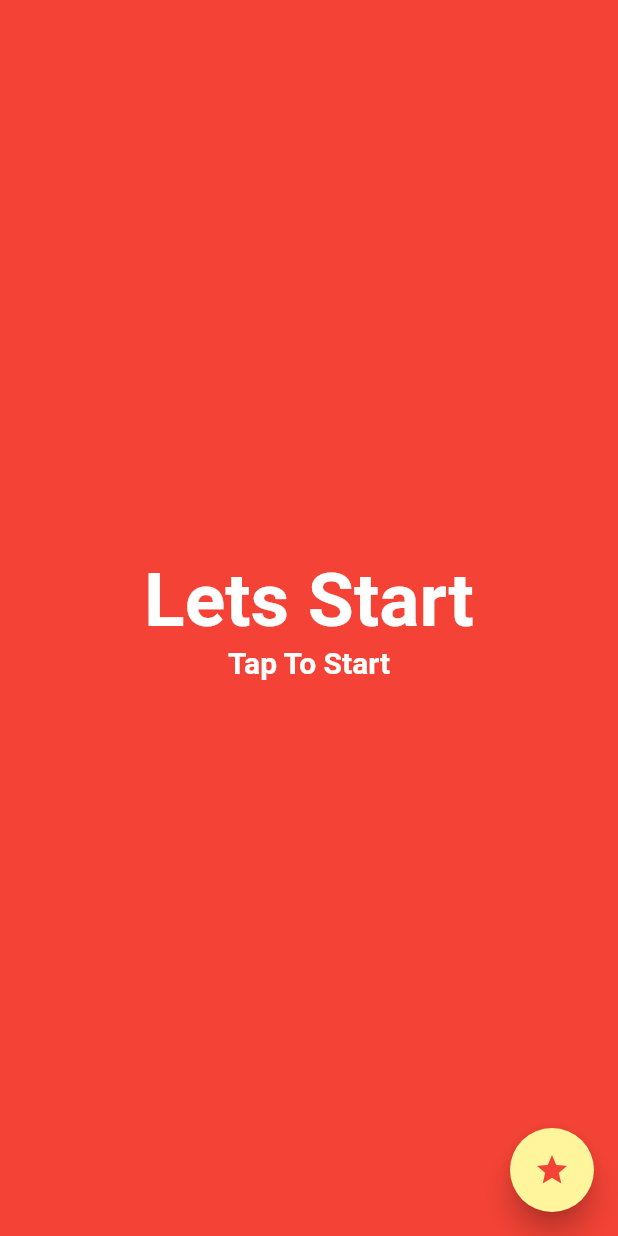
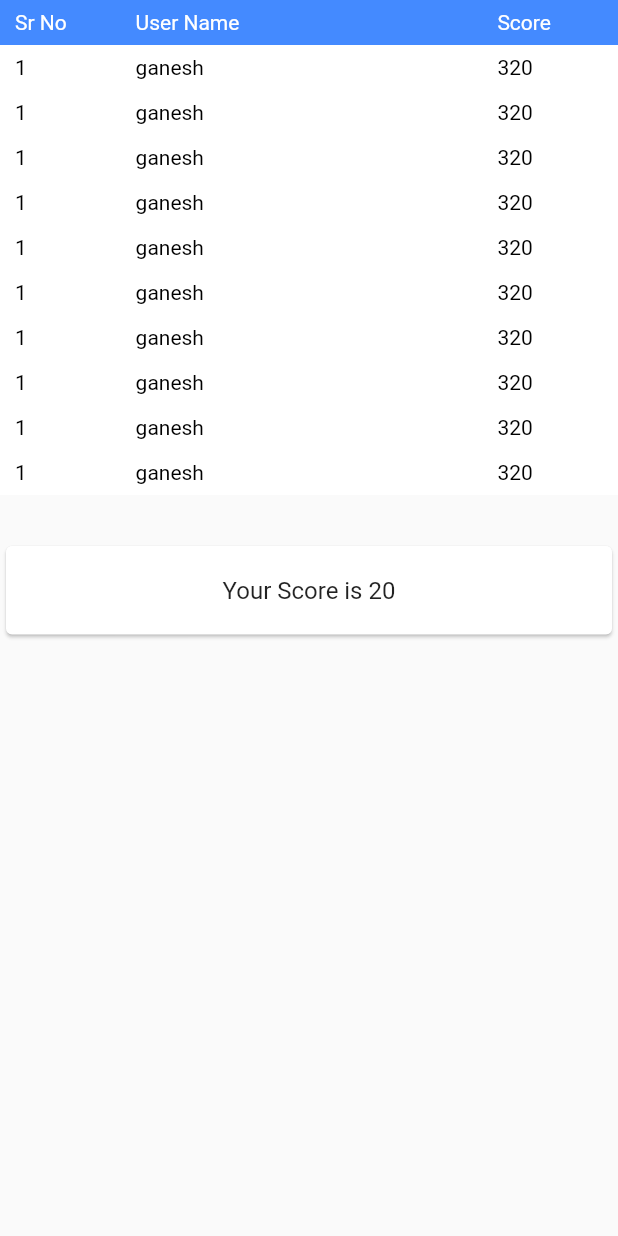
Before and after one commit to gat786/QuizAppOld, a Flutter app: the screen it shows after launch, on a phone screen of 412 x 824 dp. Run offline on Flutter 3.47's test engine with Material 2 defaults, Android fonts, the light colour scheme and no system bars; our stand-ins replace html_unescape, shared_preferences, sqflite; missing offline and left inert: audioplayer; accounts and stored records are empty.

Commit message:
made leaders page

```diff
--- a/lib/main.dart
+++ b/lib/main.dart
@@ -1,5 +1,6 @@
 import 'package:flutter/material.dart';
 import './pages/landing_page.dart';
+import './pages/see_leaders.dart';
 
 import 'package:quiz/util/shared_preference.dart';
 import 'package:quiz/util/save_audio.dart';
@@ -20,7 +21,7 @@ void main(){
   runApp(new MaterialApp(
     debugShowCheckedModeBanner: false,
 
-    home:new LandingPage()
+    home:new SeeLeaders()
 
   ));
 }
--- /dev/null
+++ b/lib/pages/see_leaders.dart
@@ -0,0 +1,29 @@
+import 'package:flutter/material.dart';
+import 'package:quiz/util/score_card_leaders.dart';
+
+class SeeLeaders extends StatelessWidget{
+  var score=20;
+  @override
+  Widget build(BuildContext context) {
+    // TODO: implement build
+    return new Scaffold(
+      body: new Material(
+        child: Column(
+          crossAxisAlignment: CrossAxisAlignment.stretch,
+          mainAxisSize: MainAxisSize.max,
+          children: <Widget>[
+            new Container(child: new ScoreLeaders(),),
+
+
+             new Card(
+                  child: new Padding(padding: EdgeInsets.all(20.0,),
+                    child: new Text("Your Score is $score",textAlign: TextAlign.center,style: new TextStyle(fontSize: 16.0),),
+                  )
+                )
+
+          ],
+        ),
+      ),
+    );
+  }
+}
--- /dev/null
+++ b/lib/util/score_card_leaders.dart
@@ -0,0 +1,67 @@
+import 'package:flutter/material.dart';
+class ScoreLeaders extends StatelessWidget{
+  final textStyle=new TextStyle(color: Colors.white);
+  final textStylePlayers=new TextStyle(color: Colors.black);
+  Widget returnScoreList(String srNo,String userName,String score,Color givenColor,TextStyle givenTextStyle){
+    var returnable=Container(
+      child: new Row(
+
+        children: <Widget>[
+
+          Expanded(child: new Text(srNo,style: givenTextStyle,),flex: 1,),
+
+          Expanded(child: new Text(userName,style: givenTextStyle,),flex: 3,),
+
+
+          Expanded(child: new Text(score,style: givenTextStyle,),flex: 1,)
+        ],
+
+      ),
+      color: givenColor,
+      height: 30.0,
+      padding: EdgeInsets.only(left: 10.0),
+    );
+    return returnable;
+  }
+
+  @override
+  Widget build(BuildContext context) {
+
+
+    var scoresList=returnScoreList("1","ganesh","320",Colors.white,textStylePlayers);
+
+    // TODO: implement build
+    return new Material(
+      child:new Container(
+        child:  Container(
+          height: 360.0,
+          child: new ListView(
+            children: <Widget>[
+              returnScoreList("Sr No", "User Name", "Score",Colors.blueAccent,textStyle),
+
+              scoresList,
+
+              scoresList,
+
+              scoresList,
+
+              scoresList,
+
+              scoresList,
+
+              scoresList,
+
+              scoresList,
+
+              scoresList,
+
+              scoresList,
+
+              scoresList,
+            ]
+        )
+      )
+    )
+    );
+  }
+}
```
